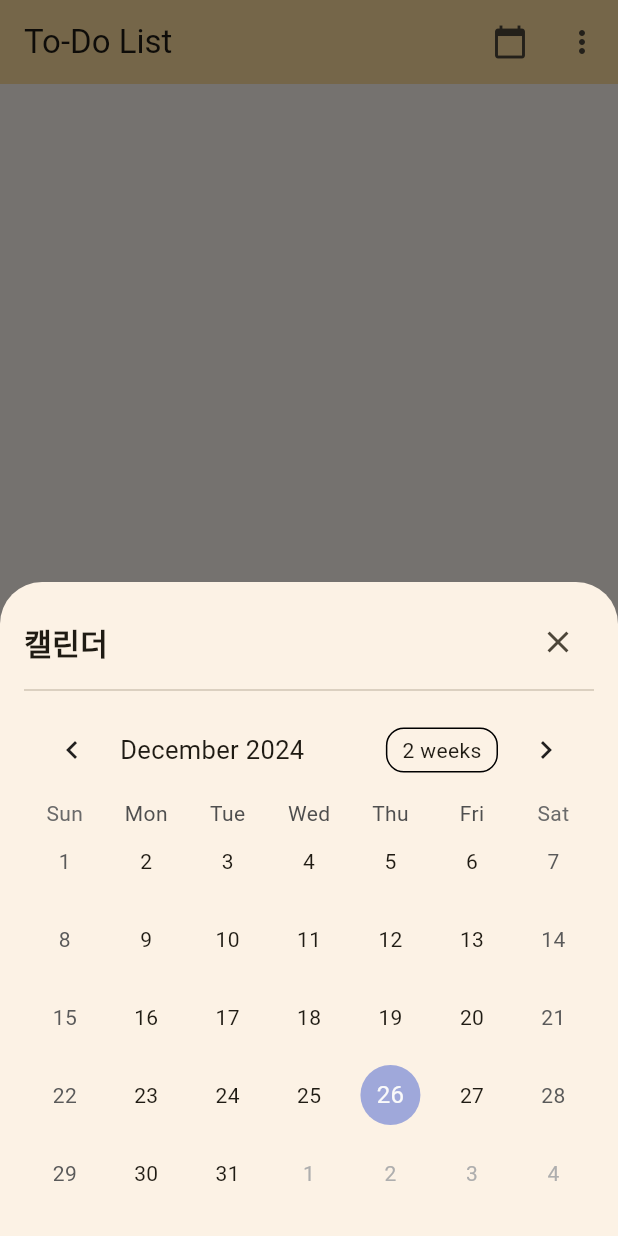
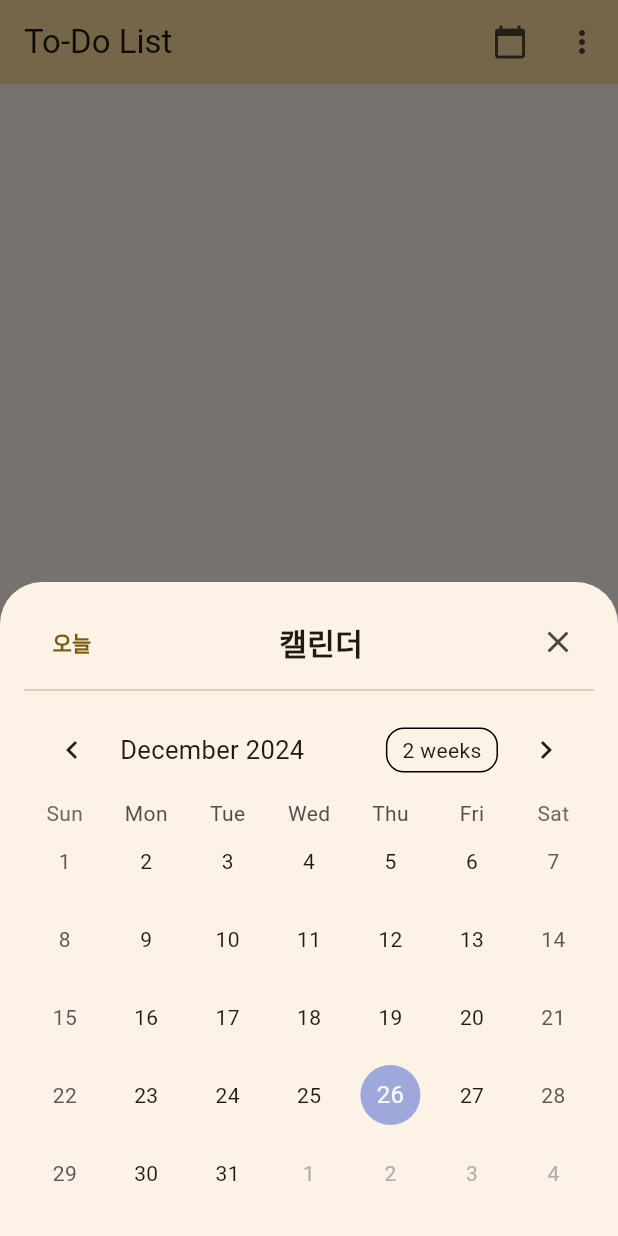
Before and after one commit to SteadyBuilder/todo_app, a Flutter app: the screen it shows after launch, after a tap on the "calendar today" icon, on a phone screen of 412 x 824 dp. Run offline on Flutter 3.47's test engine with Material 3 defaults, Android fonts, the light colour scheme and no system bars; drawn by our look-alikes of table_calendar; our stand-ins replace shared_preferences.

Commit message:
캘린더 오늘 날짜로 이동 버튼 추가

```diff
--- a/lib/main.dart
+++ b/lib/main.dart
@@ -337,6 +337,18 @@ class _TodoListScreenState extends State<TodoListScreen> {
                 Row(
                   mainAxisAlignment: MainAxisAlignment.spaceBetween,
                   children: [
+                    TextButton(
+                      onPressed: () {
+                        setModalState(() {
+                          _focusedDay = DateTime.now();
+                          _selectedDay = DateTime.now();
+                        });
+                      },
+                      child: const Text(
+                        '오늘',
+                        style: TextStyle(fontWeight: FontWeight.bold),
+                      ),
+                    ),
                     const Text(
                       '캘린더',
                       style: TextStyle(
```
